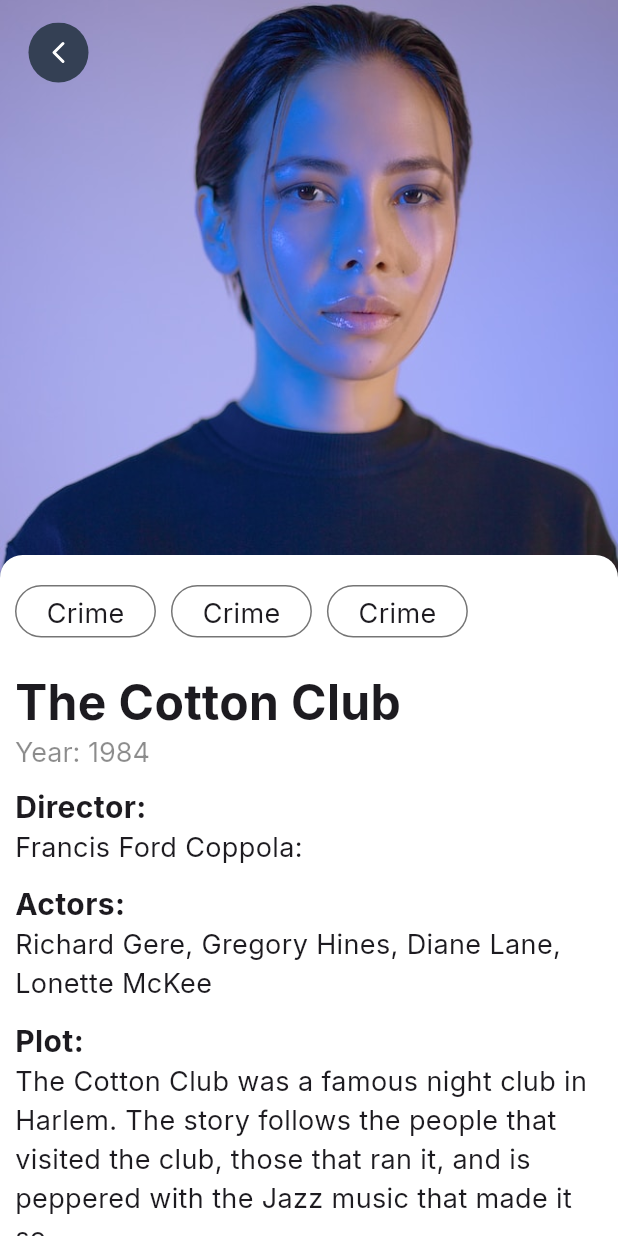
After one commit to emondd4/cracktech_assessment, a Flutter app: the screen it shows after launch, after a tap on "The Cotton Club", on a phone screen of 412 x 824 dp. The commit adds this screen. Run offline on Flutter 3.47's test engine with Material 2 defaults, Android fonts, the phone set to English and light mode, and no system bars; our stand-ins replace dio, flutter_svg, get, google_fonts, logger, lottie and 1 more.

Commit message:
details page design done

```diff
--- a/lib/Network/api_client.dart
+++ b/lib/Network/api_client.dart
@@ -7,7 +7,7 @@ import 'package:flutter/material.dart';
 import 'package:pretty_dio_logger/pretty_dio_logger.dart';
 import 'dart:io' as IO;
 
-import '../Utils/app_logger_util.dart';
+import '../Utils/appLoggerUtil.dart';
 
 
 
--- /dev/null
+++ b/lib/UI/DetailsScreen.dart
@@ -0,0 +1,82 @@
+import 'package:cracktech_assessment/Utils/AppImages.dart';
+import 'package:flutter/material.dart';
+import 'package:flutter_svg/flutter_svg.dart';
+import 'package:google_fonts/google_fonts.dart';
+
+class DetailsPage extends StatefulWidget {
+  const DetailsPage({super.key});
+
+  @override
+  State<DetailsPage> createState() => _DetailsPageState();
+}
+
+class _DetailsPageState extends State<DetailsPage> {
+  @override
+  Widget build(BuildContext context) {
+    return SafeArea(
+      child: Scaffold(
+        body: Stack(
+          children: [
+            Positioned(top: -15,left: 0.0,right:0.0, child: Image.asset(AppImages.instance.userImage,height: 400.0,width: 512.0, fit: BoxFit.cover,),),
+            Positioned(top: 15.0,left: 15.0,child: SvgPicture.asset(AppImages.instance.backLogo,),),
+            Positioned(top: 370.0,child: Container(
+              width: MediaQuery.sizeOf(context).width,
+              decoration: const BoxDecoration(
+                  borderRadius: BorderRadius.only(topLeft: Radius.circular(15.0),topRight: Radius.circular(15.0)),
+                  color: Colors.white
+              ),
+              child: SingleChildScrollView(
+                child: Padding(
+                  padding: const EdgeInsets.all(10.0),
+                  child: Column(
+                    crossAxisAlignment: CrossAxisAlignment.start,
+                    children: [
+                      SizedBox(
+                          height: 55.0,
+                          child: ListView.separated(separatorBuilder:(_,__) => Container(), shrinkWrap:true,itemBuilder: (context,index) => genreItem(),itemCount: 3,scrollDirection: Axis.horizontal,)
+                      ),
+                      const SizedBox(height: 10.0,),
+                      Text("The Cotton Club",style: GoogleFonts.inter(fontWeight: FontWeight.bold,fontSize: 32)),
+                      RichText(text: TextSpan(
+                          children: [
+                            TextSpan(text: "Year: ",style: GoogleFonts.inter(fontWeight: FontWeight.normal,fontSize: 18.0,color: Colors.black45)),
+                            TextSpan(text: "1984",style: GoogleFonts.inter(fontWeight: FontWeight.normal,fontSize: 18.0,color: Colors.black45)),
+                          ]
+                      )),
+                      const SizedBox(height: 10.0,),
+                      Text("Director:",style: GoogleFonts.inter(fontWeight: FontWeight.bold,fontSize: 20.0)),
+                      Text("Francis Ford Coppola:",style: GoogleFonts.inter(fontWeight: FontWeight.normal,fontSize: 18.0)),
+                      const SizedBox(height: 10.0,),
+                      Text("Actors:",style: GoogleFonts.inter(fontWeight: FontWeight.bold,fontSize: 20.0)),
+                      Text("Richard Gere, Gregory Hines, Diane Lane, Lonette McKee",style: GoogleFonts.inter(fontWeight: FontWeight.normal,fontSize: 18.0)),
+                      const SizedBox(height: 10.0,),
+                      Text("Plot:",style: GoogleFonts.inter(fontWeight: FontWeight.bold,fontSize: 20.0)),
+                      Text("The Cotton Club was a famous night club in Harlem. The story follows the people that visited the club, those that ran it, and is peppered with the Jazz music that made it so",style: GoogleFonts.inter(fontWeight: FontWeight.normal,fontSize: 18.0)),
+                    ],
+                  ),
+                ),
+              ),
+            ),),
+          ],
+        ),
+      ),
+    );
+  }
+
+  Widget genreItem(){
+    return Padding(
+      padding: const EdgeInsets.only(right:10.0,top: 10.0,bottom: 10.0),
+      child: Container(
+        decoration: BoxDecoration(
+            borderRadius: BorderRadius.circular(30.0),
+            border: Border.all(width: 1.0,color: Colors.black54)
+        ),
+        child: Padding(
+          padding: const EdgeInsets.fromLTRB(20.0,5.0,20.0,5.0),
+          child: Center(child: Text("Crime",style: GoogleFonts.inter(fontWeight: FontWeight.normal,fontSize: 18.0))),
+        ),
+      ),
+    );
+  }
+
+}
--- a/lib/UI/HomeScreen.dart
+++ b/lib/UI/HomeScreen.dart
@@ -1,5 +1,6 @@
 import 'package:cracktech_assessment/Utils/AppImages.dart';
 import 'package:flutter/material.dart';
+import 'package:get/get.dart';
 import 'package:google_fonts/google_fonts.dart';
 
 class HomePage extends StatefulWidget {
@@ -70,7 +71,11 @@ class _HomePageState extends State<HomePage> {
   }
 
   Widget movieItem(){
-    return Container(
+    return InkWell(
+      onTap: () {
+        Get.toNamed("detailsPage");
+      },
+      child: Container(
         decoration: BoxDecoration(
             borderRadius: BorderRadius.circular(15.0),
             border: Border.all(width: 1.0,color: Colors.black12)
@@ -105,6 +110,7 @@ class _HomePageState extends State<HomePage> {
             ],
           ),
         )
+      ),
     );
   }
 
--- a/lib/Utils/AppImages.dart
+++ b/lib/Utils/AppImages.dart
@@ -2,7 +2,14 @@ class AppImages{
 
   static AppImages instance = AppImages();
 
+  /// Lottie
   String get splashLogo => 'assets/lottie/splash.json';
+
+  /// Image
   String get userImage => 'assets/images/user.jpg';
+  String get dummyImage => 'assets/images/dummy.jpg';
+
+  /// Logo
+  String get backLogo => 'assets/icons/back.svg';
 
 }
--- a/lib/Utils/AppRoutes.dart
+++ b/lib/Utils/AppRoutes.dart
@@ -1,3 +1,4 @@
+import 'package:cracktech_assessment/UI/DetailsScreen.dart';
 import 'package:cracktech_assessment/UI/HomeScreen.dart';
 import 'package:get/get_navigation/src/routes/get_route.dart';
 import 'package:get/get_navigation/src/routes/transitions_type.dart';
@@ -12,6 +13,7 @@ class AppRoutes{
   List<GetPage> routeList = [
     GetPage(name: "/splashPage", page: () => const SplashPage(),transition: Transition.native),
     GetPage(name: "/homePage", page: () => const HomePage(),transition: Transition.native),
+    GetPage(name: "/detailsPage", page: () => const DetailsPage(),transition: Transition.native),
   ];
 
 
--- a/pubspec.yaml
+++ b/pubspec.yaml
@@ -20,6 +20,7 @@ dependencies:
   dio: ^5.3.0
   pretty_dio_logger: ^1.2.0-beta-1
   logger: ^1.1.0
+  flutter_svg: ^2.0.7
 
 dev_dependencies:
   flutter_test:
```
Also changed, not shown: assets/icons/back.svg (added), assets/images/dummy.jpg (added), lib/Utils/appLoggerUtil.dart (renamed from lib/Utils/app_logger_util.dart), pubspec.lock. Lines whose indentation alone changed are shown as unchanged.
